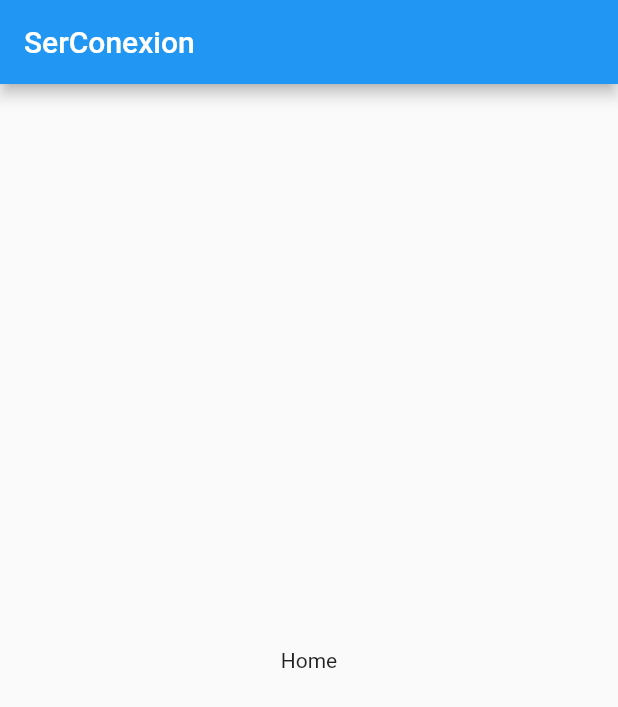
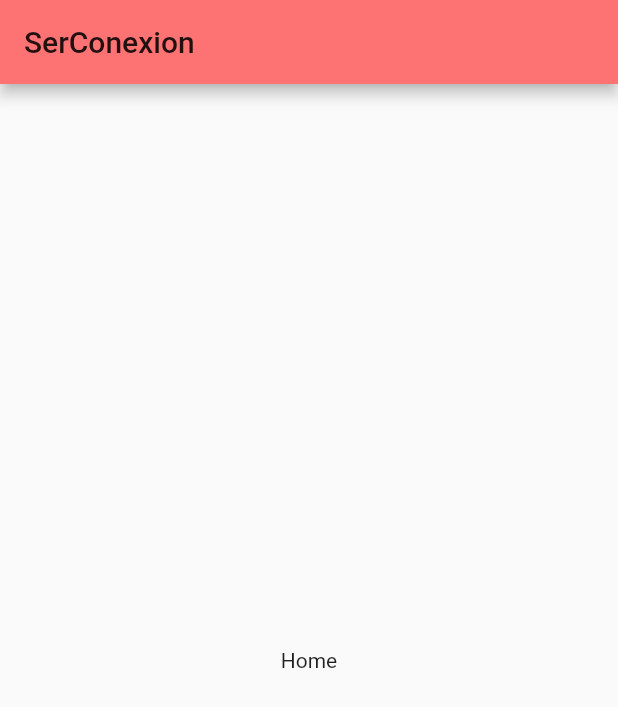
Before and after one commit to serconexion/serconexion-app, a Flutter app: the screen it shows after launch, on a phone screen of 412 x 824 dp. Shown: the top 707 px of the screen. Run offline on Flutter 3.47's test engine with Material 2 defaults, Android fonts, the phone set to English and light mode, and no system bars.

Commit message:
Color primary [Georgia Peach]

```diff
--- /dev/null
+++ b/lib/colors/georgia_peach.dart
@@ -0,0 +1,17 @@
+import 'package:flutter/material.dart';
+
+const MaterialColor georgiaPeach =
+    MaterialColor(_georgiaPeachPrimaryValue, <int, Color>{
+  50: Color(_georgiaPeachPrimaryValue),
+  100: Color(_georgiaPeachPrimaryValue),
+  200: Color(_georgiaPeachPrimaryValue),
+  300: Color(_georgiaPeachPrimaryValue),
+  400: Color(_georgiaPeachPrimaryValue),
+  500: Color(_georgiaPeachPrimaryValue),
+  600: Color(_georgiaPeachPrimaryValue),
+  700: Color(_georgiaPeachPrimaryValue),
+  800: Color(_georgiaPeachPrimaryValue),
+  900: Color(_georgiaPeachPrimaryValue),
+});
+
+const int _georgiaPeachPrimaryValue = 0xFFFD7272;
--- a/lib/main.dart
+++ b/lib/main.dart
@@ -1,4 +1,6 @@
 import 'package:flutter/material.dart';
+
+import 'colors/georgia_peach.dart';
 
 void main() => runApp(MyApp());
 
@@ -8,7 +10,7 @@ class MyApp extends StatelessWidget {
     return MaterialApp(
       title: 'Serconexion',
       theme: ThemeData(
-        primarySwatch: Colors.blue,
+        primarySwatch: georgiaPeach,
       ),
       home: MyHomePage(),
     );
```
